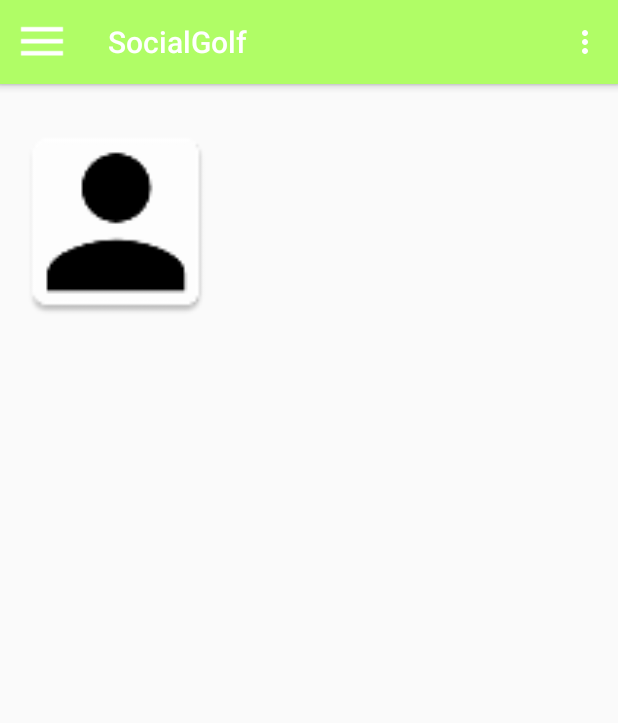
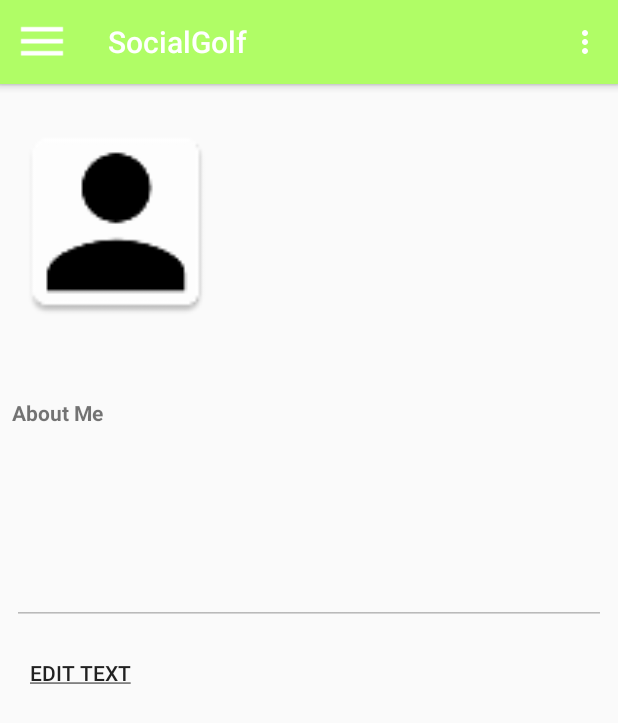
Before and after one commit to jdegrandchamp89/SocialGolf, an Android app: the screen it shows after launch once a user with an empty profile is signed in (NavDrawerActivity), on a phone screen of 412 x 824 dp. Shown: the top 723 px of the screen. Run offline under Robolectric (Android 15) with nearby library versions, the phone set to English and light mode, and no system bars; our stand-ins replace Firebase (no records; nobody signed in at launch, a user with empty details on screens opened directly); libraries missing offline, so code that uses them is left out: com.firebase.ui, org.parceler; pictures from the network do not load; 2 statements that could not run were skipped.

Commit message:
add about me text and change add friend to spinner for now

```diff
--- a/app/src/main/java/com/example/john/socialgolf/dataObjects/Users.java
+++ b/app/src/main/java/com/example/john/socialgolf/dataObjects/Users.java
@@ -10,17 +10,19 @@ public class Users {
     public String name;
     public String email;
     public String picture;
+    public String aboutMe;
 
     public  Users(){
 
     }
 
-    public Users(String uid, String name, String email, String picture) {
+    public Users(String uid, String name, String email, String picture, String aboutMe) {
 
         this.uid = uid;
         this.name = name;
         this.email = email;
         this.picture = picture;
+        this.aboutMe = aboutMe;
 
     }
 
--- a/app/src/main/java/layout/HomeFragment.java
+++ b/app/src/main/java/layout/HomeFragment.java
@@ -2,6 +2,7 @@ package layout;
 
 import android.content.Context;
 import android.content.Intent;
+import android.graphics.Paint;
 import android.net.Uri;
 import android.os.Bundle;
 import android.os.Environment;
@@ -13,11 +14,14 @@ import android.util.Log;
 import android.view.LayoutInflater;
 import android.view.View;
 import android.view.ViewGroup;
+import android.widget.Button;
+import android.widget.EditText;
 import android.widget.ImageView;
 import android.widget.TextView;
 
 import com.bumptech.glide.Glide;
 import com.example.john.socialgolf.R;
+import com.example.john.socialgolf.dataObjects.Users;
 import com.firebase.ui.storage.images.FirebaseImageLoader;
 import com.google.android.gms.tasks.OnCompleteListener;
 import com.google.android.gms.tasks.OnFailureListener;
@@ -26,8 +30,11 @@ import com.google.android.gms.tasks.Task;
 import com.google.firebase.auth.FirebaseAuth;
 import com.google.firebase.auth.FirebaseUser;
 import com.google.firebase.auth.UserProfileChangeRequest;
+import com.google.firebase.database.DataSnapshot;
+import com.google.firebase.database.DatabaseError;
 import com.google.firebase.database.DatabaseReference;
 import com.google.firebase.database.FirebaseDatabase;
+import com.google.firebase.database.ValueEventListener;
 import com.google.firebase.storage.FirebaseStorage;
 import com.google.firebase.storage.StorageReference;
 import com.google.firebase.storage.UploadTask;
@@ -58,6 +65,7 @@ public class HomeFragment extends Fragment {
     String mCurrentPhotoPath;
     private static final String TAG = "UpdatePicture";
     ImageView mProfPicture;
+    private String userID;
 
     // TODO: Rename and change types of parameters
     private String mParam1;
@@ -104,6 +112,10 @@ public class HomeFragment extends Fragment {
         mProfPicture = (ImageView) view.findViewById(R.id.profPicture);
         TextView name = (TextView) view.findViewById(R.id.name);
         TextView email = (TextView) view.findViewById(R.id.email);
+        EditText aboutMe = (EditText) view.findViewById(R.id.aboutMeEdit);
+        Button editSaveButton = (Button) view.findViewById(R.id.editTextSaveText);
+        editSaveButton.setPaintFlags(editSaveButton.getPaintFlags() | Paint.UNDERLINE_TEXT_FLAG);
+        aboutMe.setEnabled(false);
 
         mProfPicture.setOnClickListener(v -> {
             dispatchTakePictureIntent();
@@ -115,6 +127,7 @@ public class HomeFragment extends Fragment {
             Uri picture = user.getPhotoUrl();
             String displayName = user.getDisplayName();
             String displayEmail = user.getEmail();
+            userID = user.getUid();
 
             FirebaseStorage storage = FirebaseStorage.getInstance();
             // Create a storage reference from our app
@@ -131,6 +144,44 @@ public class HomeFragment extends Fragment {
             name.setText(displayName);
             email.setText(displayEmail);
         }
+
+        editSaveButton.setOnClickListener(v -> {
+            String text = editSaveButton.getText().toString();
+            if(text.contentEquals("Edit Text")){
+                aboutMe.setEnabled(true);
+                editSaveButton.setText("Save Text");
+            }else if(text.contentEquals("Save Text")){
+                String about = aboutMe.getText().toString();
+                DatabaseReference database = FirebaseDatabase.getInstance().getReference();
+                database.child("users").child(userID).child("aboutMe").setValue(about);
+                aboutMe.setEnabled(false);
+                editSaveButton.setText("Edit Text");
+            }
+        });
+
+        DatabaseReference database = FirebaseDatabase.getInstance().getReference("users");
+
+        ValueEventListener userListener = new ValueEventListener() {
+            @Override
+            public void onDataChange(DataSnapshot dataSnapshot) {
+                for(DataSnapshot ds : dataSnapshot.child(userID).getChildren()){
+                    //String uid = ds.getValue();
+                    if(ds.getKey().contentEquals("aboutMe")){
+                        String me = ds.getValue().toString();
+                        aboutMe.setText(me);
+                    }
+                }
+            }
+
+            @Override
+            public void onCancelled(DatabaseError databaseError) {
+                // Getting Post failed, log a message
+                Log.w(TAG, "loadPost:onCancelled", databaseError.toException());
+                // ...
+            }
+        };
+
+        database.addValueEventListener(userListener);
 
         return view;
     }
--- a/app/src/main/res/layout/fragment_home.xml
+++ b/app/src/main/res/layout/fragment_home.xml
@@ -42,4 +42,40 @@
         app:layout_constraintRight_toRightOf="@+id/name"
         app:layout_constraintHorizontal_bias="0.0" />
 
+    <TextView
+        android:id="@+id/aboutMe"
+        android:layout_width="wrap_content"
+        android:layout_height="wrap_content"
+        android:layout_marginLeft="8dp"
+        android:layout_marginTop="32dp"
+        android:text="About Me"
+        android:textStyle="bold"
+        app:layout_constraintLeft_toLeftOf="parent"
+        app:layout_constraintTop_toBottomOf="@+id/profPicture" />
+
+    <EditText
+        android:id="@+id/aboutMeEdit"
+        android:layout_width="0dp"
+        android:layout_height="116dp"
+        android:ems="10"
+        android:inputType="text|textAutoCorrect|textMultiLine"
+        android:layout_marginTop="16dp"
+        app:layout_constraintTop_toBottomOf="@+id/aboutMe"
+        android:layout_marginRight="8dp"
+        app:layout_constraintRight_toRightOf="parent"
+        android:layout_marginLeft="8dp"
+        app:layout_constraintLeft_toLeftOf="parent"
+        app:layout_constraintHorizontal_bias="0.666" />
+
+    <Button
+        android:id="@+id/editTextSaveText"
+        style="@style/Widget.AppCompat.Button.Borderless"
+        android:layout_width="wrap_content"
+        android:layout_height="wrap_content"
+        android:layout_marginLeft="0dp"
+        android:layout_marginTop="8dp"
+        android:text="Edit Text"
+        app:layout_constraintLeft_toLeftOf="@+id/aboutMeEdit"
+        app:layout_constraintTop_toBottomOf="@+id/aboutMeEdit" />
+
 </android.support.constraint.ConstraintLayout>
```
Also changed, not shown: app/src/main/java/com/example/john/socialgolf/AddFriendActivity.java (+35 -3 lines), app/src/main/res/layout/content_add_friend.xml (+17 -16 lines).
